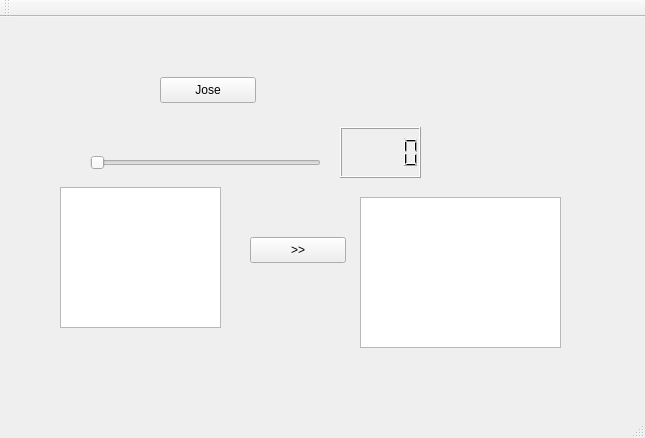
Before: the Qt Designer form helloqt/mainwindow.ui in agostinhobritojr/dca0201, drawn with Qt 5.
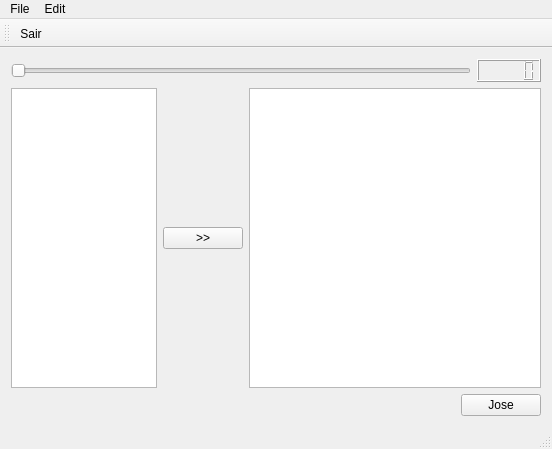
After: the same form once the commit is applied. Icons and pictures are not drawn.

What changed in the file:
```diff
--- a/helloqt/mainwindow.ui
+++ b/helloqt/mainwindow.ui
@@ -6,93 +6,99 @@
    <rect>
     <x>0</x>
     <y>0</y>
-    <width>645</width>
-    <height>438</height>
+    <width>552</width>
+    <height>449</height>
    </rect>
   </property>
   <property name="windowTitle">
    <string>MainWindow</string>
   </property>
   <widget class="QWidget" name="centralWidget">
-   <widget class="QPushButton" name="pushButtonJose">
-    <property name="geometry">
-     <rect>
-      <x>160</x>
-      <y>60</y>
-      <width>96</width>
-      <height>26</height>
-     </rect>
-    </property>
-    <property name="text">
-     <string>Jose</string>
-    </property>
-   </widget>
-   <widget class="QSlider" name="horizontalSlider">
-    <property name="geometry">
-     <rect>
-      <x>90</x>
-      <y>130</y>
-      <width>231</width>
-      <height>31</height>
-     </rect>
-    </property>
-    <property name="orientation">
-     <enum>Qt::Horizontal</enum>
-    </property>
-   </widget>
-   <widget class="QLCDNumber" name="lcdNumber">
-    <property name="geometry">
-     <rect>
-      <x>340</x>
-      <y>110</y>
-      <width>81</width>
-      <height>51</height>
-     </rect>
-    </property>
-   </widget>
-   <widget class="QTextEdit" name="textEdit">
-    <property name="geometry">
-     <rect>
-      <x>60</x>
-      <y>170</y>
-      <width>161</width>
-      <height>141</height>
-     </rect>
-    </property>
-   </widget>
-   <widget class="QPushButton" name="pushButton">
-    <property name="geometry">
-     <rect>
-      <x>250</x>
-      <y>220</y>
-      <width>96</width>
-      <height>26</height>
-     </rect>
-    </property>
-    <property name="text">
-     <string>&gt;&gt;</string>
-    </property>
-   </widget>
-   <widget class="QTextBrowser" name="textBrowser">
-    <property name="geometry">
-     <rect>
-      <x>360</x>
-      <y>180</y>
-      <width>201</width>
-      <height>151</height>
-     </rect>
-    </property>
-   </widget>
+   <layout class="QVBoxLayout" name="verticalLayout">
+    <item>
+     <layout class="QHBoxLayout" name="horizontalLayout">
+      <item>
+       <widget class="QSlider" name="horizontalSlider">
+        <property name="orientation">
+         <enum>Qt::Horizontal</enum>
+        </property>
+       </widget>
+      </item>
+      <item>
+       <widget class="QLCDNumber" name="lcdNumber"/>
+      </item>
+     </layout>
+    </item>
+    <item>
+     <layout class="QHBoxLayout" name="horizontalLayout_2" stretch="30,10,60">
+      <item>
+       <widget class="QTextEdit" name="textEditSrc"/>
+      </item>
+      <item>
+       <widget class="QPushButton" name="pushButton">
+        <property name="text">
+         <string>&gt;&gt;</string>
+        </property>
+       </widget>
+      </item>
+      <item>
+       <widget class="QTextBrowser" name="textBrowserDst"/>
+      </item>
+     </layout>
+    </item>
+    <item>
+     <layout class="QHBoxLayout" name="horizontalLayout_3">
+      <item>
+       <spacer name="horizontalSpacer">
+        <property name="orientation">
+         <enum>Qt::Horizontal</enum>
+        </property>
+        <property name="sizeHint" stdset="0">
+         <size>
+          <width>40</width>
+          <height>20</height>
+         </size>
+        </property>
+       </spacer>
+      </item>
+      <item>
+       <widget class="QPushButton" name="pushButtonJose">
+        <property name="text">
+         <string>Jose</string>
+        </property>
+        <property name="icon">
+         <iconset resource="resources.qrc">
+          <normaloff>:/smile</normaloff>:/smile</iconset>
+        </property>
+       </widget>
+      </item>
+     </layout>
+    </item>
+   </layout>
   </widget>
   <widget class="QMenuBar" name="menuBar">
    <property name="geometry">
     <rect>
      <x>0</x>
      <y>0</y>
-     <width>645</width>
+     <width>552</width>
      <height>25</height>
     </rect>
    </property>
+   <widget class="QMenu" name="menuFile">
+    <property name="title">
+     <string>File</string>
+    </property>
+    <addaction name="actionSair"/>
+   </widget>
+   <widget class="QMenu" name="menuEdit">
+    <property name="title">
+     <string>Edit</string>
+    </property>
+    <addaction name="actionConfig"/>
+   </widget>
+   <addaction name="menuFile"/>
+   <addaction name="menuEdit"/>
   </widget>
   <widget class="QToolBar" name="mainToolBar">
    <attribute name="toolBarArea">
@@ -101,8 +107,26 @@
    <attribute name="toolBarBreak">
     <bool>false</bool>
    </attribute>
+   <addaction name="actionSair"/>
   </widget>
   <widget class="QStatusBar" name="statusBar"/>
+  <action name="actionSair">
+   <property name="icon">
+    <iconset resource="resources.qrc">
+     <normaloff>:/smile</normaloff>:/smile</iconset>
+   </property>
+   <property name="text">
+    <string>Sair</string>
+   </property>
+   <property name="toolTip">
+    <string>Sair do programa</string>
+   </property>
+  </action>
+  <action name="actionConfig">
+   <property name="text">
+    <string>Config</string>
+   </property>
+  </action>
  </widget>
  <layoutdefault spacing="6" margin="11"/>
  <resources/>
```
Left out of the diff: 66 changed lines with no effect on the pictures.
